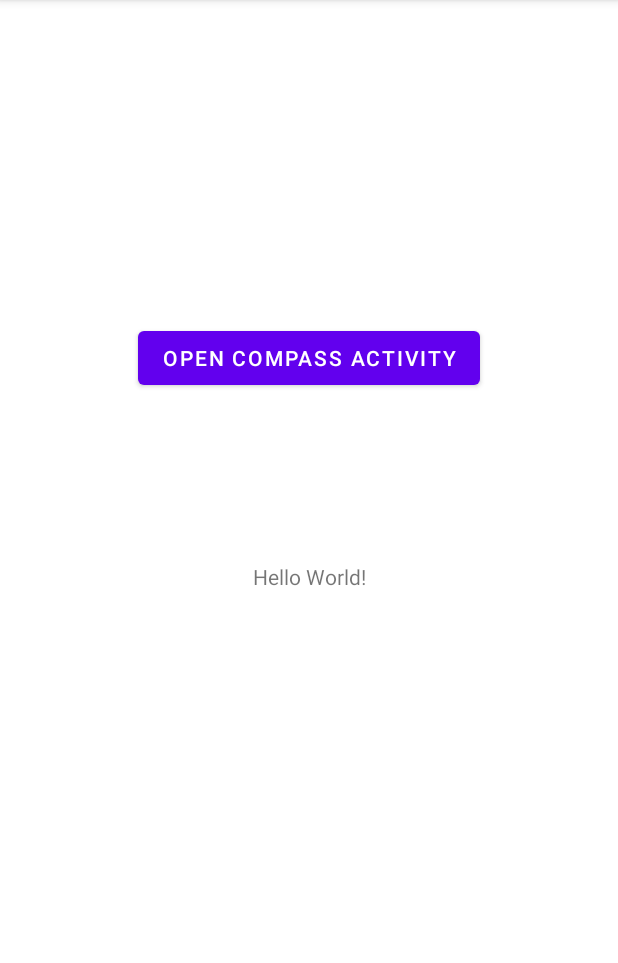
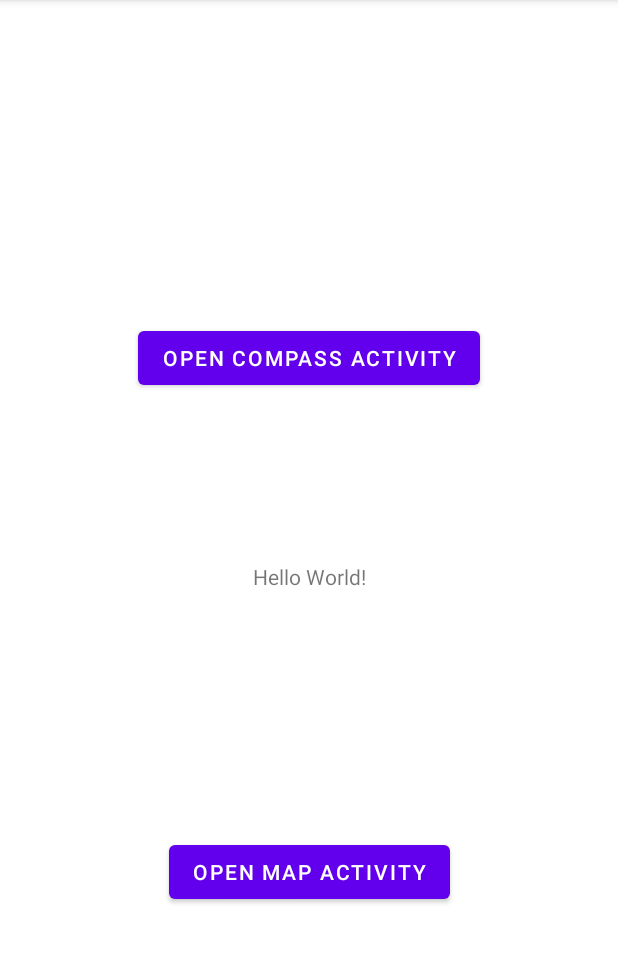
Before and after one commit to hoonn10/CompassAppWiBtn, an Android app: the screen it shows after launch (MainActivity), on a phone screen of 412 x 824 dp, the part 84-1047 px from its top. Run offline under Robolectric (Android 15) with nearby library versions, the phone set to English and light mode, and no system bars.

```diff
--- a/app/build.gradle
+++ b/app/build.gradle
@@ -33,6 +33,8 @@ dependencies {
     implementation 'androidx.appcompat:appcompat:1.2.0'
     implementation 'com.google.android.material:material:1.3.0'
     implementation 'androidx.constraintlayout:constraintlayout:2.0.4'
+    implementation 'com.google.android.gms:play-services-maps:17.0.0'
+    implementation 'com.google.android.gms:play-services-location:18.0.0'
     testImplementation 'junit:junit:4.+'
     androidTestImplementation 'androidx.test.ext:junit:1.1.2'
     androidTestImplementation 'androidx.test.espresso:espresso-core:3.3.0'
--- a/app/src/main/java/com/androidapp/compassappwibtn/MainActivity.java
+++ b/app/src/main/java/com/androidapp/compassappwibtn/MainActivity.java
@@ -8,8 +8,8 @@ import android.view.View;
 import android.widget.Button;
 
 public class MainActivity extends AppCompatActivity implements View.OnClickListener {
-    Button btnOpenCompass;
-    Intent compassActivity;
+    Button btnOpenCompass, btnMap;
+    Intent intent;
 
     @Override
     protected void onCreate(Bundle savedInstanceState) {
@@ -17,16 +17,22 @@ public class MainActivity extends AppCompatActivity implements View.OnClickListe
         setContentView(R.layout.activity_main);
 
         btnOpenCompass = findViewById(R.id.btnOpenCompassView);
+        btnMap = findViewById(R.id.btnMap);
+
         btnOpenCompass.setOnClickListener(this);
+        btnMap.setOnClickListener(this);
+
     }
 
     @Override
     public void onClick(View v) {
         switch(v.getId()){
             case R.id.btnOpenCompassView :
-                compassActivity = new Intent(this, CompassActivity.class);
-                startActivity(compassActivity); break;
+                intent = new Intent(this, CompassActivity.class);break;
+            case R.id.btnMap:
+                intent = new Intent(this, MapsActivity.class); break;
             default: break;
         }
+        startActivity(intent);
     }
 }
--- a/app/src/main/res/layout/activity_main.xml
+++ b/app/src/main/res/layout/activity_main.xml
@@ -28,4 +28,14 @@
         app:layout_constraintTop_toTopOf="parent"
         app:layout_constraintVertical_bias="1.0" />
 
+    <Button
+        android:id="@+id/btnMap"
+        android:layout_width="wrap_content"
+        android:layout_height="wrap_content"
+        android:text="Open Map Activity"
+        app:layout_constraintBottom_toBottomOf="parent"
+        app:layout_constraintEnd_toEndOf="parent"
+        app:layout_constraintStart_toStartOf="parent"
+        app:layout_constraintTop_toBottomOf="@+id/textView" />
+
 </androidx.constraintlayout.widget.ConstraintLayout>
--- a/app/src/main/res/values/strings.xml
+++ b/app/src/main/res/values/strings.xml
@@ -1,3 +1,4 @@
 <resources>
     <string name="app_name">CompassAppWiBtn</string>
+    <string name="title_activity_maps">Map</string>
 </resources>
```
Also changed, not shown: app/src/debug/res/values/google_maps_api.xml (added, +24 -0 lines), app/src/main/AndroidManifest.xml (+25 -3 lines), app/src/main/java/com/androidapp/compassappwibtn/MapsActivity.java (added, +46 -0 lines), app/src/main/res/layout/activity_maps.xml (added, +9 -0 lines), 1 other file.
